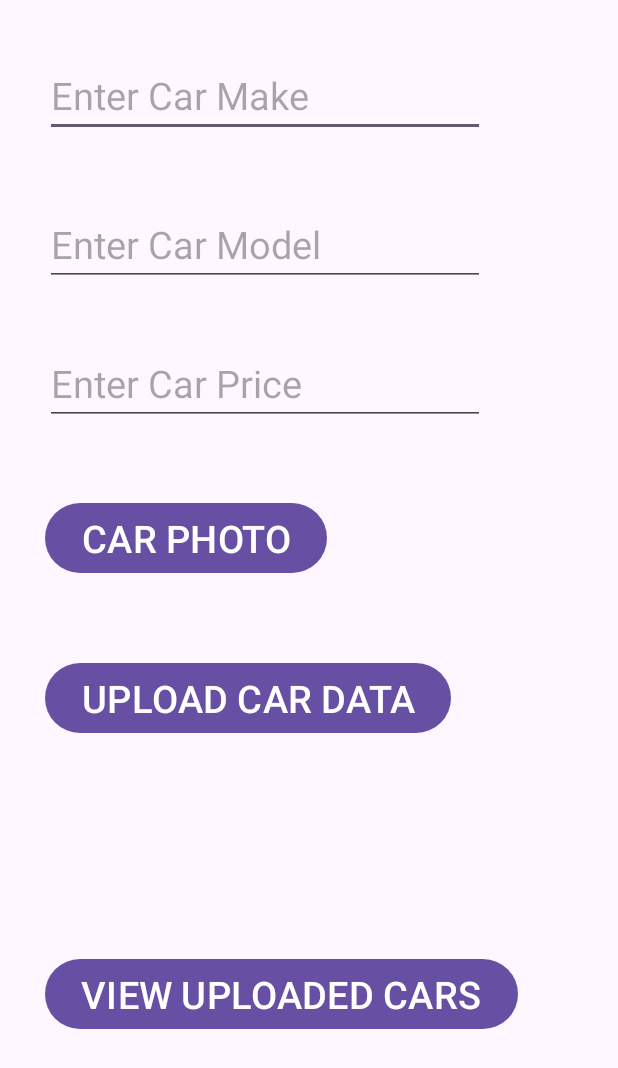
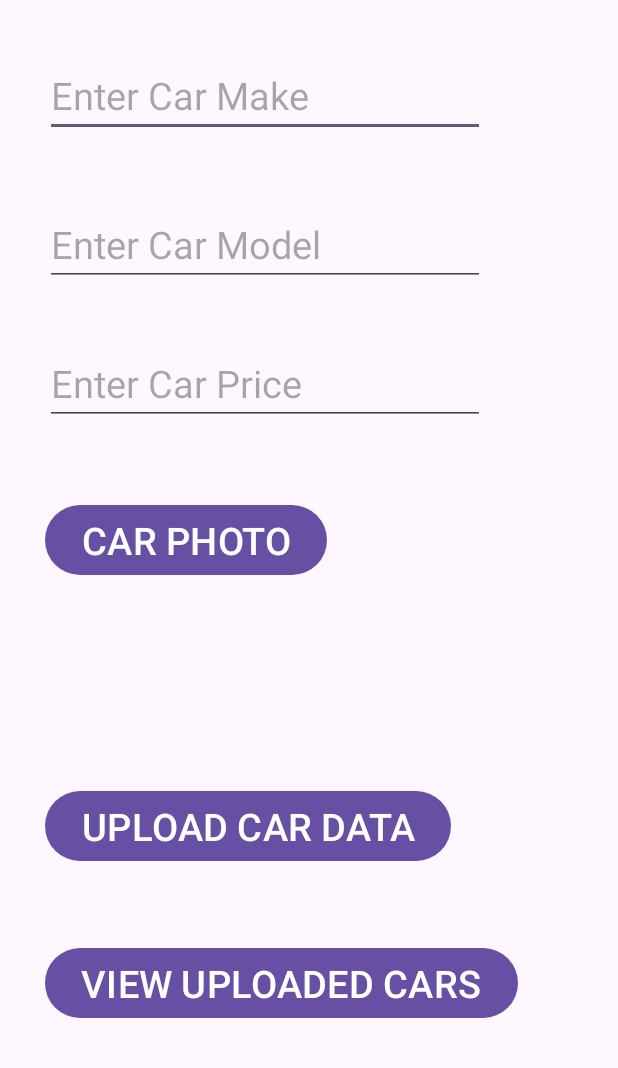
Before and after one commit to SalomeNderu/Firebase_RealTime_App, an Android app: the MainActivity screen opened directly, with no data from a screen before it, on a phone screen of 412 x 824 dp. Shown: the top 1068 px of the screen. Run offline under Robolectric (Android 15) with nearby library versions, the phone set to English and light mode, and no system bars; our stand-ins replace Firebase (no records; nobody signed in at launch, a user with empty details on screens opened directly).

Commit message:
all updates

```diff
--- a/app/src/main/java/com/example/firebase_realtime_app_midmorning/Car.kt
+++ b/app/src/main/java/com/example/firebase_realtime_app_midmorning/Car.kt
@@ -10,4 +10,5 @@ class Car {
         this.car_model = car_model
         this.car_price = car_price
     }
+    constructor()
 }
--- a/app/src/main/res/layout/activity_main.xml
+++ b/app/src/main/res/layout/activity_main.xml
@@ -50,7 +50,7 @@
         android:layout_width="wrap_content"
         android:layout_height="wrap_content"
         android:layout_marginStart="30dp"
-        android:layout_marginTop="48dp"
+        android:layout_marginTop="49dp"
         android:text="CAR PHOTO"
         android:textSize="25sp"
         app:layout_constraintStart_toStartOf="parent"
@@ -61,18 +61,18 @@
         android:layout_width="wrap_content"
         android:layout_height="wrap_content"
         android:layout_marginStart="30dp"
-        android:layout_marginTop="52dp"
+        android:layout_marginBottom="50dp"
         android:text="UPLOAD CAR DATA"
         android:textSize="25sp"
-        app:layout_constraintStart_toStartOf="parent"
-        app:layout_constraintTop_toBottomOf="@+id/carphoto_btn" />
+        app:layout_constraintBottom_toTopOf="@+id/viewcar_btn"
+        app:layout_constraintStart_toStartOf="parent" />
 
     <Button
         android:id="@+id/viewcar_btn"
         android:layout_width="wrap_content"
         android:layout_height="wrap_content"
         android:layout_marginStart="30dp"
-        android:layout_marginBottom="134dp"
+        android:layout_marginBottom="141dp"
         android:text="VIEW UPLOADED CARS"
         android:textSize="25sp"
         app:layout_constraintBottom_toBottomOf="parent"
```
